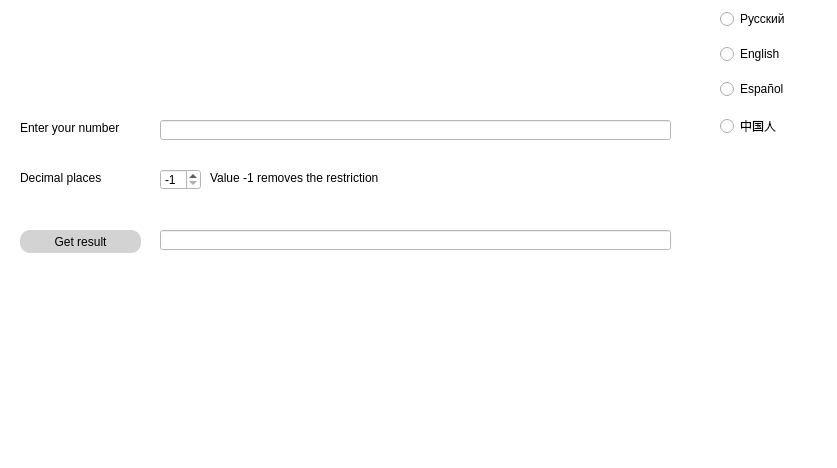
The window that static/ui/main_window.ui (escaleksey/program_product) describes before a commit, drawn with Qt 5.
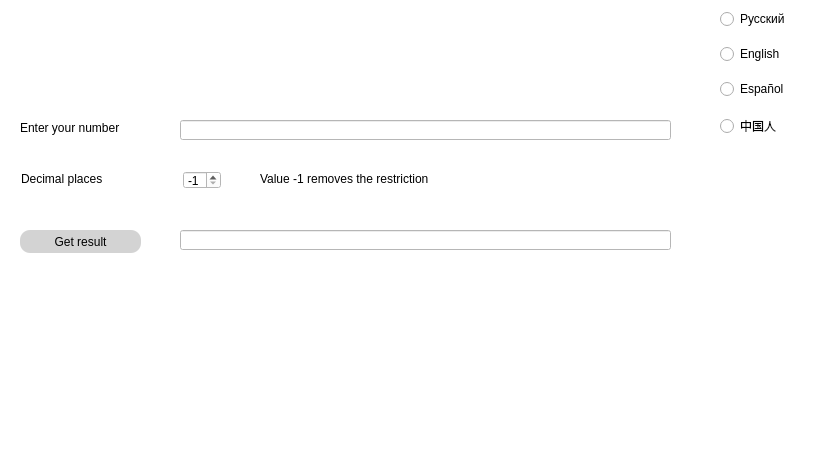
The same window after the commit.

```diff
--- a/static/ui/main_window.ui
+++ b/static/ui/main_window.ui
@@ -48,10 +48,10 @@
    <widget class="QSpinBox" name="decimal_places">
     <property name="geometry">
      <rect>
-      <x>160</x>
-      <y>169</y>
-      <width>41</width>
-      <height>21</height>
+      <x>183</x>
+      <y>171</y>
+      <width>38</width>
+      <height>18</height>
      </rect>
     </property>
     <property name="minimum">
@@ -67,9 +67,9 @@
    <widget class="QLabel" name="enter_decimal_text">
     <property name="geometry">
      <rect>
-      <x>20</x>
-      <y>170</y>
-      <width>121</width>
+      <x>21</x>
+      <y>171</y>
+      <width>151</width>
       <height>16</height>
      </rect>
     </property>
@@ -80,9 +80,9 @@
    <widget class="QLineEdit" name="output_number">
     <property name="geometry">
      <rect>
-      <x>160</x>
+      <x>180</x>
       <y>230</y>
-      <width>511</width>
+      <width>491</width>
       <height>20</height>
      </rect>
     </property>
@@ -99,9 +99,9 @@
    <widget class="QLabel" name="enter_decimal_text_2">
     <property name="geometry">
      <rect>
-      <x>210</x>
-      <y>170</y>
-      <width>201</width>
+      <x>260</x>
+      <y>171</y>
+      <width>176</width>
       <height>16</height>
      </rect>
     </property>
@@ -164,9 +164,9 @@
    <widget class="QLineEdit" name="input_number">
     <property name="geometry">
      <rect>
-      <x>160</x>
+      <x>180</x>
       <y>120</y>
-      <width>511</width>
+      <width>491</width>
       <height>20</height>
      </rect>
     </property>
@@ -179,7 +179,7 @@
      <rect>
       <x>20</x>
       <y>120</y>
-      <width>131</width>
+      <width>151</width>
       <height>16</height>
      </rect>
     </property>
```
